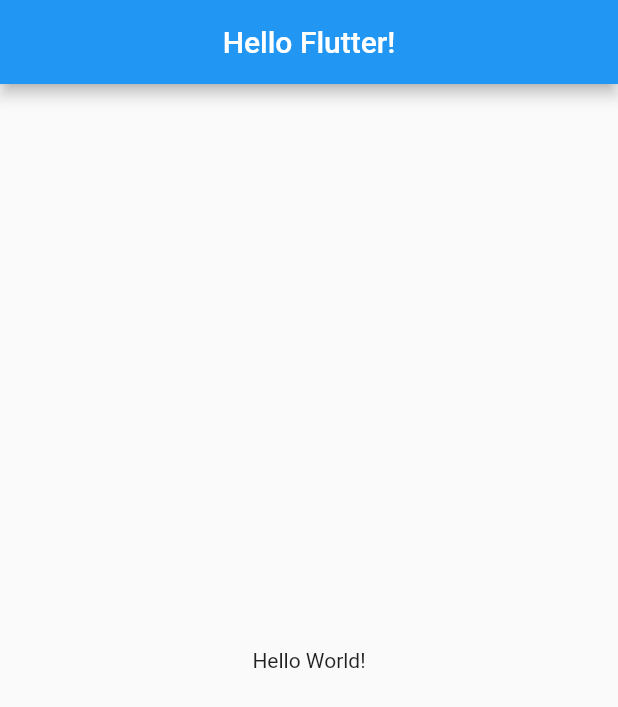
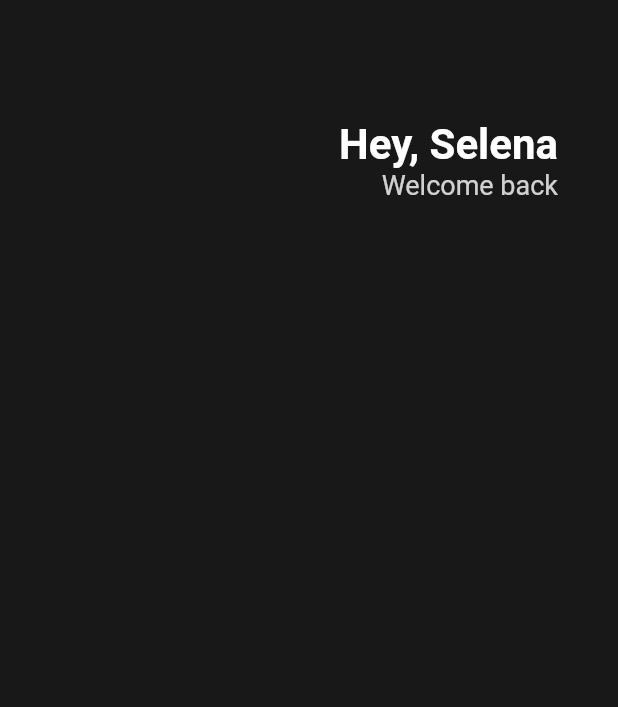
Before and after one commit to hws522/hello-flutter, a Flutter app: the screen it shows after launch, on a phone screen of 412 x 824 dp. Shown: the top 707 px of the screen. Run offline on Flutter 3.47's test engine with Material 2 defaults, Android fonts, the phone set to English and light mode, and no system bars.

Commit message:
~3.0 Header

```diff
--- a/lib/main.dart
+++ b/lib/main.dart
@@ -1,13 +1,6 @@
 import 'package:flutter/material.dart';
 
-class Player {
-  String name;
-  Player({required this.name});
-}
-
 void main() {
-  var testPlayer = Player(name: 'test');
-  // testPlayer.name => test
   runApp(App());
 }
 
@@ -16,14 +9,42 @@ class App extends StatelessWidget {
   Widget build(BuildContext context) {
     return MaterialApp(
       home: Scaffold(
-        appBar: AppBar(
-          title: Text('Hello Flutter!'),
-          centerTitle: true,
-        ),
-        body: Center(
-          child: Text('Hello World!'),
-        ),
-      ),
+          backgroundColor: Color(0xff181818),
+          body: Padding(
+            padding: EdgeInsets.symmetric(horizontal: 40),
+            child: Column(
+              children: [
+                SizedBox(
+                  height: 80,
+                ),
+                Row(
+                  mainAxisAlignment: MainAxisAlignment.end,
+                  children: [
+                    Column(
+                      crossAxisAlignment: CrossAxisAlignment.end,
+                      children: [
+                        Text(
+                          'Hey, Selena',
+                          style: TextStyle(
+                            color: Colors.white,
+                            fontSize: 28,
+                            fontWeight: FontWeight.w700,
+                          ),
+                        ),
+                        Text(
+                          'Welcome back',
+                          style: TextStyle(
+                            color: Colors.white.withOpacity(0.8),
+                            fontSize: 18,
+                          ),
+                        ),
+                      ],
+                    )
+                  ],
+                )
+              ],
+            ),
+          )),
     );
   }
 }
```
Also changed, not shown: 1 other file.
